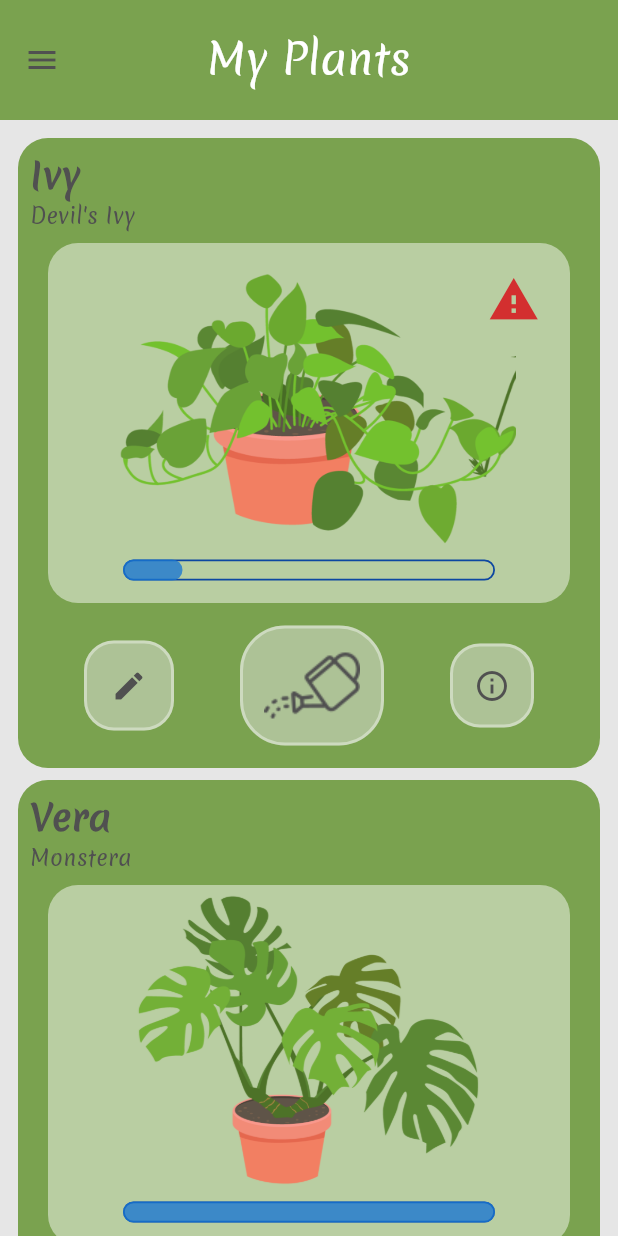
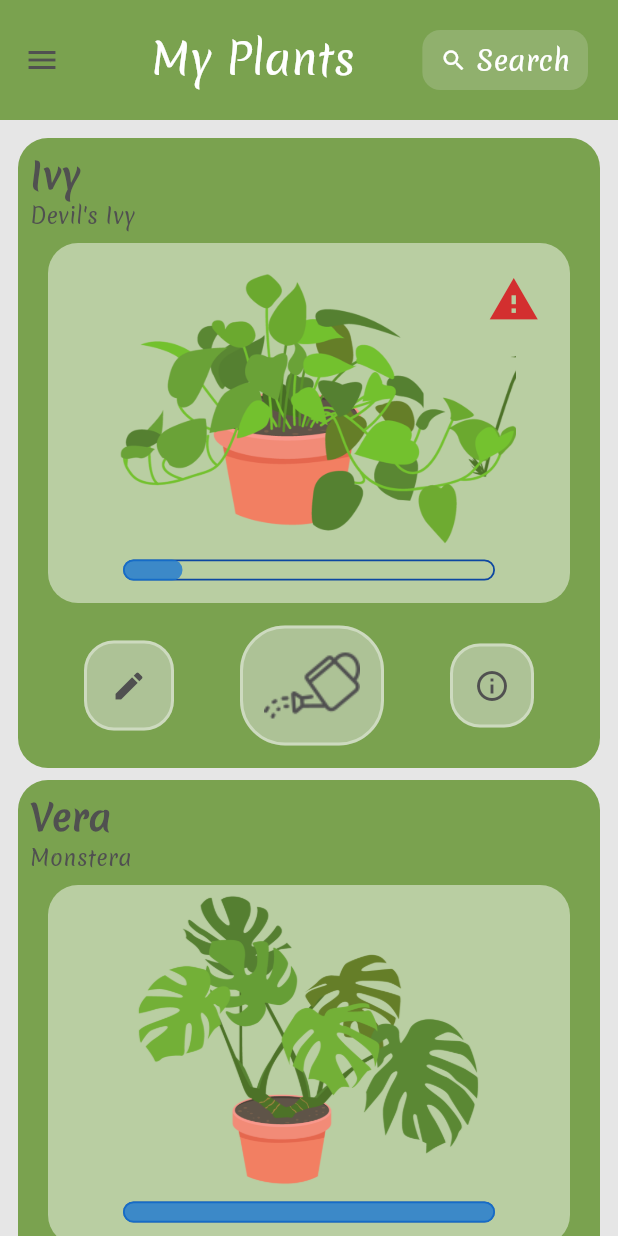
Before and after one commit to my-happy-plants-project-2/My-Happy-Plants-Frontend, a Flutter app: the HomePage screen opened by its route, on a phone screen of 412 x 824 dp. Run offline on Flutter 3.47's test engine with Material 3 defaults, Android fonts, the phone set to English and light mode, and no system bars; missing offline and left inert: webview_windows.

Commit message:
Stashing small changes so i can pull

```diff
--- a/Frontend/lib/components/my_plants_card.dart
+++ b/Frontend/lib/components/my_plants_card.dart
@@ -9,7 +9,7 @@ import 'package:my_happy_plants_flutter/model/plant_facts.dart';
 import 'package:my_happy_plants_flutter/providers/plant_provider.dart';
 import 'package:provider/provider.dart';
 
-// @Author Filip Claesson, Pehr Nortén
+// @Author Filip Claesson, Pehr Nortén, Christian Storck
 class MyPlantsCard extends StatelessWidget {
   final Plant plant;
 
--- a/Frontend/lib/main.dart
+++ b/Frontend/lib/main.dart
@@ -9,7 +9,7 @@ import 'package:my_happy_plants_flutter/providers/plant_provider.dart';
 import 'package:my_happy_plants_flutter/themes/light_mode.dart';
 import 'package:provider/provider.dart';
 
-// @Author Filip Claesson, Pehr Nortén
+// @Author Filip Claesson, Pehr Nortén, Christian Storck
 void main() {
   runApp(MultiProvider(
     providers: [
--- a/Frontend/lib/model/plant.dart
+++ b/Frontend/lib/model/plant.dart
@@ -1,4 +1,4 @@
-//@author Filip Claesson, Pehr Norten
+//@author Filip Claesson, Pehr Norten, Christian Storck
 import 'package:json_annotation/json_annotation.dart';
 part 'plant.g.dart';
 
--- a/Frontend/lib/pages/home_page.dart
+++ b/Frontend/lib/pages/home_page.dart
@@ -4,7 +4,7 @@ import 'package:my_happy_plants_flutter/pages/my_plants_page.dart';
 import 'package:my_happy_plants_flutter/pages/plant_library_page.dart';
 import 'package:my_happy_plants_flutter/pages/settings_page.dart';
 
-//@author Filip Claesson, Pehr Norten
+//@author Filip Claesson, Pehr Norten, Christian Storck
 class HomePage extends StatefulWidget {
   const HomePage({super.key});
 
@@ -14,6 +14,7 @@ class HomePage extends StatefulWidget {
 
 class _HomePageState extends State<HomePage> {
   int _selectedIndex = 0;
+  bool _isHovered = false;
 
   final List<Widget> _pages = [
     MyPlantsPage(),
@@ -39,16 +40,67 @@ class _HomePageState extends State<HomePage> {
       backgroundColor: Theme.of(context).colorScheme.surface,
       appBar: AppBar(
         toolbarHeight: 80,
-        title: Text(
-          _appBarTitles[_selectedIndex],
-          style: TextStyle(
-            color: Theme.of(context).colorScheme.inversePrimary,
-            fontSize: 28,
+        backgroundColor: Theme.of(context).colorScheme.primary,
+        title: Row(
+          mainAxisAlignment: MainAxisAlignment.center,
+          children: [
+            Expanded(
+              child: Text(
+              _appBarTitles[_selectedIndex],
+              textAlign: TextAlign.center,
+              style: TextStyle(
+                color: Theme.of(context).colorScheme.inversePrimary,
+                fontSize: 28,
+              ),
+            ),
+      ),
+              ],
+        ),
+              actions: [
+                MouseRegion(
+                  onEnter: (_) {
+                    setState(() {
+                      _isHovered = true;
+                    });
+                  },
+                  onExit: (_) {
+                    setState(() {
+                      _isHovered = false;
+                    });
+                  },
+                  child: Padding(
+                    padding: const EdgeInsets.only(right:20),
+                  child: TextButton(
+                    onPressed: () {
+                      print("DU TRYCKTE SÖK"); //TODO: Lägg in searchfunktion här.
+                    },
+                    style: TextButton.styleFrom(
+                      padding: const EdgeInsets.symmetric(horizontal: 12, vertical: 6),
+                      backgroundColor: _isHovered
+                        ? Theme.of(context).colorScheme.primary.withOpacity(0.5)
+                          : Theme.of(context).colorScheme.surface.withOpacity(0.2),
+                      shape: RoundedRectangleBorder(
+                        borderRadius: BorderRadius.circular(12),
+                      ),
+                    ),
+            child: Row(
+              children: [
+                Icon(Icons.search, color: Theme.of(context).colorScheme.inversePrimary),
+                const SizedBox(width: 6),
+                Text(
+                  'Search',
+                  style: TextStyle(
+                    color: Theme.of(context).colorScheme.inversePrimary,
+                    fontSize: 18,
+                  ),
+                ),
+              ],
+            ),
           ),
+                ),
+                ),
+      ],
         ),
-        centerTitle: true,
-        backgroundColor: Theme.of(context).colorScheme.primary,
-      ),
       drawer: AppDrawer(
         selectedIndex: _selectedIndex,
         onItemTapped: navigateDrawer,
--- a/Frontend/lib/pages/login_page.dart
+++ b/Frontend/lib/pages/login_page.dart
@@ -4,7 +4,7 @@ import 'package:my_happy_plants_flutter/providers/authentication_provider.dart';
 import 'package:my_happy_plants_flutter/providers/login_provider.dart';
 import 'package:provider/provider.dart';
 
-//@author Filip Claesson, Pehr Norten
+//@author Filip Claesson, Pehr Norten, Christian Storck
 class LoginPage extends StatefulWidget {
   const LoginPage({super.key});
 
--- a/Frontend/lib/pages/my_plants_page.dart
+++ b/Frontend/lib/pages/my_plants_page.dart
@@ -5,7 +5,7 @@ import 'package:provider/provider.dart';
 
 import '../providers/plant_provider.dart';
 
-//@author Filip Claesson, Pehr Norten
+//@author Filip Claesson, Pehr Norten, Christian Storck
 class MyPlantsPage extends StatefulWidget {
   MyPlantsPage({super.key});
 
--- a/Frontend/lib/providers/authentication_provider.dart
+++ b/Frontend/lib/providers/authentication_provider.dart
@@ -6,8 +6,10 @@ import 'package:provider/provider.dart';
 
 import 'login_provider.dart';
 
+//@author Christian Storck
+
 class AuthenticationProvider extends ChangeNotifier {
-  final String _baseUrl = "/api/v1";
+  final String _baseUrl = "http://localhost:8080/api/v1";
 
   String? _getToken(BuildContext context) {
     return Provider.of<LoginProvider>(context, listen: false).token;
--- a/Frontend/lib/providers/library_provider.dart
+++ b/Frontend/lib/providers/library_provider.dart
@@ -1,5 +1,7 @@
 import 'package:flutter/material.dart';
 import '../model/plant.dart';
+
+//@author Christian Storck
 
 class LibraryProvider extends ChangeNotifier {
     List<Plant> _allPlants = [];
--- a/Frontend/lib/providers/login_provider.dart
+++ b/Frontend/lib/providers/login_provider.dart
@@ -2,8 +2,10 @@ import 'dart:convert';
 import 'package:http/http.dart' as http;
 import 'package:flutter/material.dart';
 
+//@author Christian Storck
+
 class LoginProvider extends ChangeNotifier {
-  final String _baseUrl = "/api/v1/auth"; //Tror detta bör funka
+  final String _baseUrl = "http://localhost:8080/api/v1/auth"; //Tror detta bör funka
 
   String? _token;
   String? get token => _token;
--- a/Frontend/lib/providers/plant_provider.dart
+++ b/Frontend/lib/providers/plant_provider.dart
@@ -6,9 +6,11 @@ import 'package:provider/provider.dart';
 import 'package:http/http.dart' as http;
 import '../model/plant.dart';
 
+//@author Christian Storck
+
 class PlantProvider extends ChangeNotifier{
 
-    final String _baseUrl = "/api/v1"; //TODO: Add actual URL
+    final String _baseUrl = "http://localhost:8080/api/v1";
     List<Plant> _allPlants = [];
     List<Plant> _userPlants = [];
     List<Plant> get userPlants => _userPlants;
```
